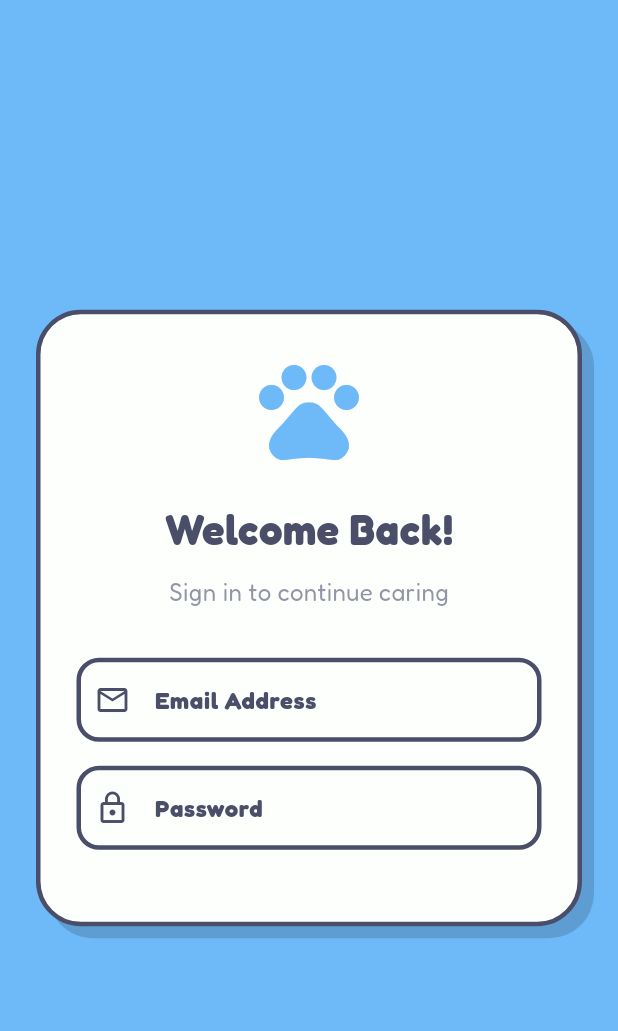
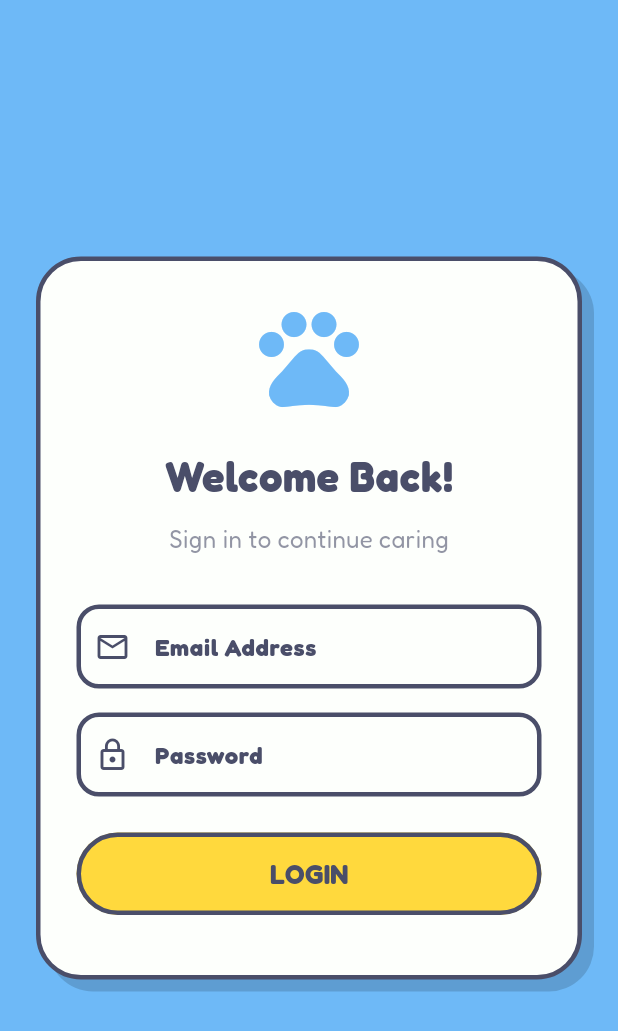
Before and after one commit to WhoIsR/Collab_MobileApp, a Flutter app: the Login screen opened directly, on a phone screen of 412 x 824 dp. Shown: the top 1031 px of the screen. Run offline on Flutter 3.47's test engine with Material 3 defaults, Android fonts, the phone set to English and light mode, and no system bars; our stand-ins replace firebase_auth, firebase_core, firebase_messaging, google_fonts, lottie, supabase_flutter; accounts and stored records are empty; network calls fail.

Commit message:
menambahkan button login

```diff
--- a/lib/presentation/pages/auth/login.dart
+++ b/lib/presentation/pages/auth/login.dart
@@ -155,6 +155,33 @@ class _LoginState extends State<Login> {
                   ),
                 ),
                 const SizedBox(height: 24),
+
+                // Login Button
+                SizedBox(
+                  width: double.infinity,
+                  height: 55,
+                  child: ElevatedButton(
+                    onPressed: _isLoading ? null : _handleLogin,
+                    // Theme handles style (Yellow, Cartoon)
+                    child: _isLoading
+                        ? const SizedBox(
+                            width: 24,
+                            height: 24,
+                            child: CircularProgressIndicator(
+                              color: AppColors.textOutline,
+                              strokeWidth: 2,
+                            ),
+                          )
+                        : const Text(
+                            'LOGIN',
+                            style: TextStyle(
+                              fontSize: 18,
+                              fontWeight: FontWeight.bold,
+                            ),
+                          ),
+                  ),
+                ),
+                const SizedBox(height: 16),
               ],
             ),
           ),
```
